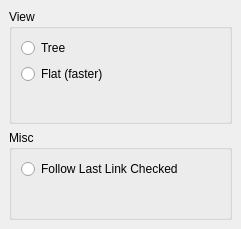
The window that src/ui/settings/configresultsdialog.ui (KDE/klinkstatus) describes before a commit, drawn with Qt 5.
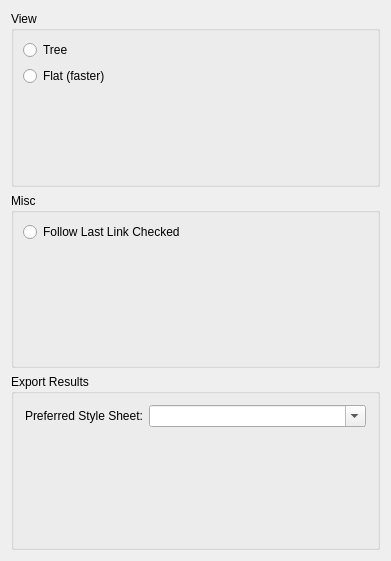
The same window after the commit. Custom widgets are drawn as their Qt base class.

Commit message: FEATURE KLinkStatus gets Hot New Stuff support. Now it's possible to install new XSLT stylesheets in order to generate the HTML reports. New stylesheets can be uploaded into the KLinkStatus section of kde-files.org: http://kde-files.org/index.php?xcontentmode=684

```diff
--- a/src/ui/settings/configresultsdialog.ui
+++ b/src/ui/settings/configresultsdialog.ui
@@ -5,26 +5,11 @@
    <rect>
     <x>0</x>
     <y>0</y>
-    <width>241</width>
-    <height>229</height>
+    <width>391</width>
+    <height>561</height>
    </rect>
   </property>
-  <layout class="QVBoxLayout" >
-   <property name="spacing" >
-    <number>6</number>
-   </property>
-   <property name="leftMargin" >
-    <number>9</number>
-   </property>
-   <property name="topMargin" >
-    <number>9</number>
-   </property>
-   <property name="rightMargin" >
-    <number>9</number>
-   </property>
-   <property name="bottomMargin" >
-    <number>9</number>
-   </property>
+  <layout class="QVBoxLayout" name="verticalLayout" >
    <item>
     <widget class="QGroupBox" name="groupBox" >
      <property name="title" >
@@ -34,16 +19,7 @@
       <property name="spacing" >
        <number>6</number>
       </property>
-      <property name="leftMargin" >
-       <number>9</number>
-      </property>
-      <property name="topMargin" >
-       <number>9</number>
-      </property>
-      <property name="rightMargin" >
-       <number>9</number>
-      </property>
-      <property name="bottomMargin" >
+      <property name="margin" >
        <number>9</number>
       </property>
       <item>
@@ -51,16 +27,7 @@
         <property name="spacing" >
          <number>6</number>
         </property>
-        <property name="leftMargin" >
-         <number>0</number>
-        </property>
-        <property name="topMargin" >
-         <number>0</number>
-        </property>
-        <property name="rightMargin" >
-         <number>0</number>
-        </property>
-        <property name="bottomMargin" >
+        <property name="margin" >
          <number>0</number>
         </property>
         <item>
@@ -104,16 +71,7 @@
       <property name="spacing" >
        <number>6</number>
       </property>
-      <property name="leftMargin" >
-       <number>9</number>
-      </property>
-      <property name="topMargin" >
-       <number>9</number>
-      </property>
-      <property name="rightMargin" >
-       <number>9</number>
-      </property>
-      <property name="bottomMargin" >
+      <property name="margin" >
        <number>9</number>
       </property>
       <item>
@@ -139,10 +97,53 @@
      </layout>
     </widget>
    </item>
+   <item>
+    <widget class="QGroupBox" name="groupBox_2" >
+     <property name="title" >
+      <string>Export Results</string>
+     </property>
+     <layout class="QFormLayout" name="formLayout" >
+      <item row="0" column="0" >
+       <widget class="QLabel" name="label" >
+        <property name="text" >
+         <string>Preferred Style Sheet:</string>
+        </property>
+       </widget>
+      </item>
+      <item row="0" column="1" >
+       <widget class="KComboBox" name="kcfg_PreferedStylesheet" >
+        <property name="editable" >
+         <bool>true</bool>
+        </property>
+       </widget>
+      </item>
+      <item row="1" column="1" >
+       <spacer name="verticalSpacer" >
+        <property name="orientation" >
+         <enum>Qt::Vertical</enum>
+        </property>
+        <property name="sizeHint" stdset="0" >
+         <size>
+          <width>216</width>
+          <height>40</height>
+         </size>
+        </property>
+       </spacer>
+      </item>
+     </layout>
+    </widget>
+   </item>
   </layout>
  </widget>
  <layoutdefault spacing="6" margin="11" />
  <pixmapfunction>qPixmapFromMimeSource</pixmapfunction>
+ <customwidgets>
+  <customwidget>
+   <class>KComboBox</class>
+   <extends>QComboBox</extends>
+   <header>kcombobox.h</header>
+  </customwidget>
+ </customwidgets>
  <resources/>
  <connections/>
 </ui>
```
Left out of the diff: 4 changed lines with no effect on the pictures. The commit also changes 13 other files.
